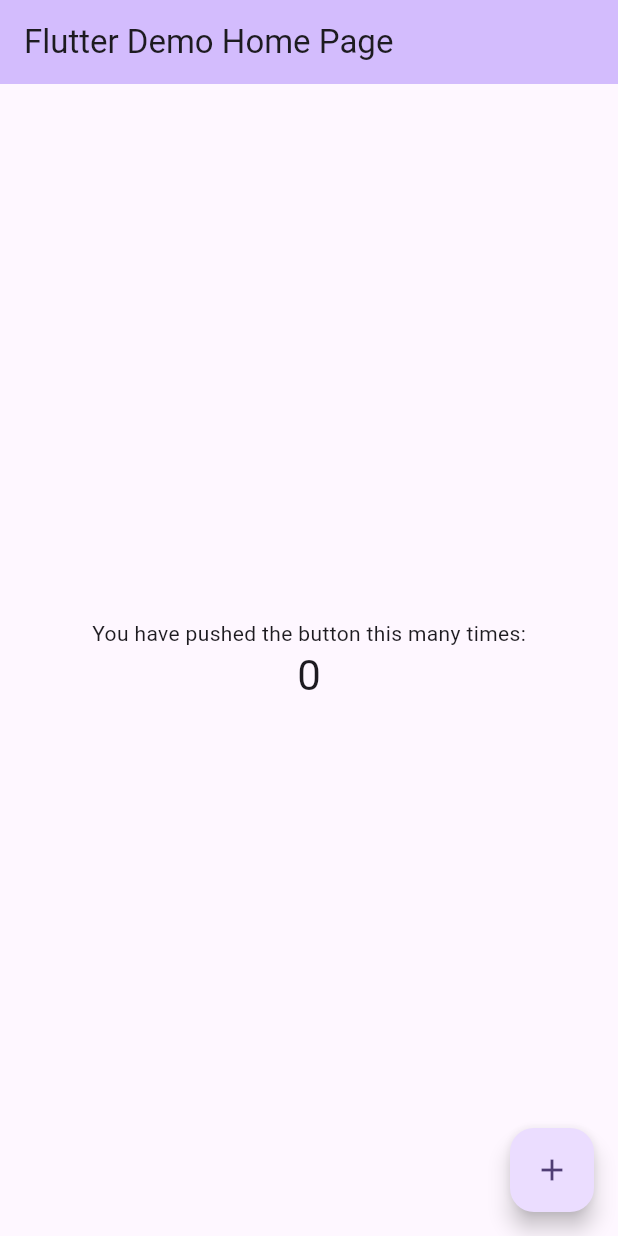
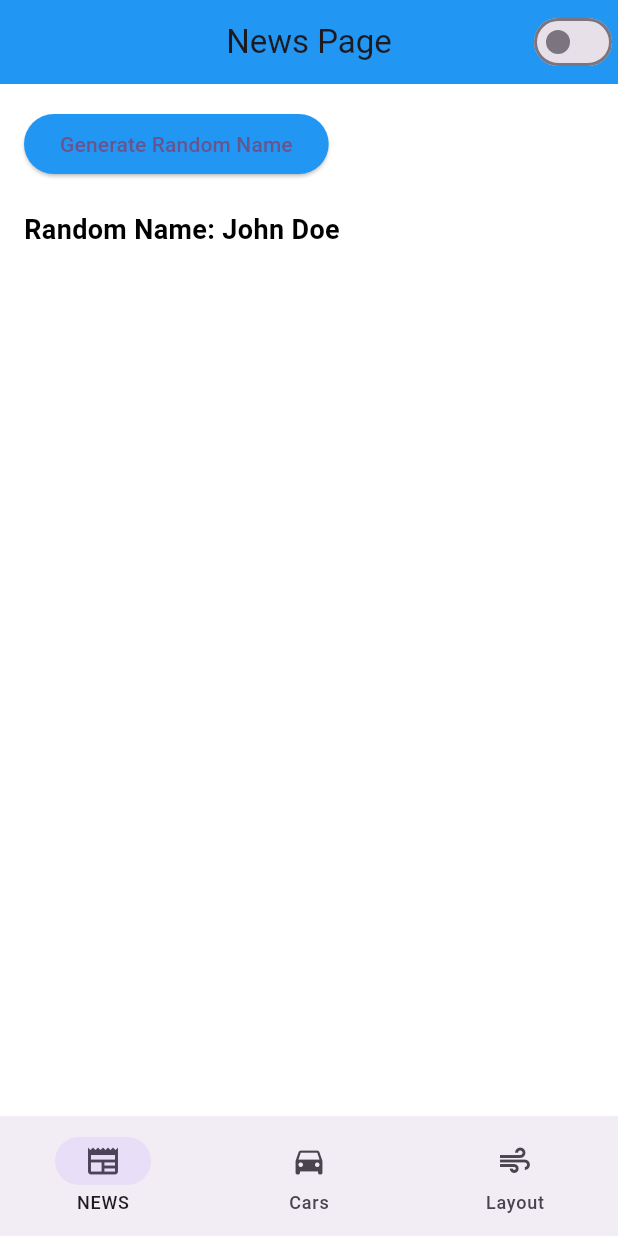
Before and after one commit to lllmo-0/myapp, a Flutter app: the screen it shows after launch, on a phone screen of 412 x 824 dp. Run offline on Flutter 3.47's test engine with Material 3 defaults, Android fonts, the phone set to English and light mode, and no system bars; our stand-ins replace go_router.

Commit message:
апролд

```diff
--- a/lib/main.dart
+++ b/lib/main.dart
@@ -1,4 +1,5 @@
 import 'package:flutter/material.dart';
+import 'package:myapp/router.dart';
 
 void main() {
   runApp(const MyApp());
@@ -7,119 +8,15 @@ void main() {
 class MyApp extends StatelessWidget {
   const MyApp({super.key});
 
-  // This widget is the root of your application.
   @override
   Widget build(BuildContext context) {
-    return MaterialApp(
-      title: 'Flutter Demo',
+    return MaterialApp.router(
+      title: 'Flutter',
+      routerConfig: router,
       theme: ThemeData(
-        // This is the theme of your application.
-        //
-        // TRY THIS: Try running your application with "flutter run". You'll see
-        // the application has a purple toolbar. Then, without quitting the app,
-        // try changing the seedColor in the colorScheme below to Colors.green
-        // and then invoke "hot reload" (save your changes or press the "hot
-        // reload" button in a Flutter-supported IDE, or press "r" if you used
-        // the command line to start the app).
-        //
-        // Notice that the counter didn't reset back to zero; the application
-        // state is not lost during the reload. To reset the state, use hot
-        // restart instead.
-        //
-        // This works for code too, not just values: Most code changes can be
-        // tested with just a hot reload.
         colorScheme: ColorScheme.fromSeed(seedColor: Colors.deepPurple),
         useMaterial3: true,
       ),
-      home: const MyHomePage(title: 'Flutter Demo Home Page'),
     );
   }
 }
-
-class MyHomePage extends StatefulWidget {
-  const MyHomePage({super.key, required this.title});
-
-  // This widget is the home page of your application. It is stateful, meaning
-  // that it has a State object (defined below) that contains fields that affect
-  // how it looks.
-
-  // This class is the configuration for the state. It holds the values (in this
-  // case the title) provided by the parent (in this case the App widget) and
-  // used by the build method of the State. Fields in a Widget subclass are
-  // always marked "final".
-
-  final String title;
-
-  @override
-  State<MyHomePage> createState() => _MyHomePageState();
-}
-
-class _MyHomePageState extends State<MyHomePage> {
-  int _counter = 0;
-
-  void _incrementCounter() {
-    setState(() {
-      // This call to setState tells the Flutter framework that something has
-      // changed in this State, which causes it to rerun the build method below
-      // so that the display can reflect the updated values. If we changed
-      // _counter without calling setState(), then the build method would not be
-      // called again, and so nothing would appear to happen.
-      _counter++;
-    });
-  }
-
-  @override
-  Widget build(BuildContext context) {
-    // This method is rerun every time setState is called, for instance as done
-    // by the _incrementCounter method above.
-    //
-    // The Flutter framework has been optimized to make rerunning build methods
-    // fast, so that you can just rebuild anything that needs updating rather
-    // than having to individually change instances of widgets.
-    return Scaffold(
-      appBar: AppBar(
-        // TRY THIS: Try changing the color here to a specific color (to
-        // Colors.amber, perhaps?) and trigger a hot reload to see the AppBar
-        // change color while the other colors stay the same.
-        backgroundColor: Theme.of(context).colorScheme.inversePrimary,
-        // Here we take the value from the MyHomePage object that was created by
-        // the App.build method, and use it to set our appbar title.
-        title: Text(widget.title),
-      ),
-      body: Center(
-        // Center is a layout widget. It takes a single child and positions it
-        // in the middle of the parent.
-        child: Column(
-          // Column is also a layout widget. It takes a list of children and
-          // arranges them vertically. By default, it sizes itself to fit its
-          // children horizontally, and tries to be as tall as its parent.
-          //
-          // Column has various properties to control how it sizes itself and
-          // how it positions its children. Here we use mainAxisAlignment to
-          // center the children vertically; the main axis here is the vertical
-          // axis because Columns are vertical (the cross axis would be
-          // horizontal).
-          //
-          // TRY THIS: Invoke "debug painting" (choose the "Toggle Debug Paint"
-          // action in the IDE, or press "p" in the console), to see the
-          // wireframe for each widget.
-          mainAxisAlignment: MainAxisAlignment.center,
-          children: <Widget>[
-            const Text(
-              'You have pushed the button this many times:',
-            ),
-            Text(
-              '$_counter',
-              style: Theme.of(context).textTheme.headlineMedium,
-            ),
-          ],
-        ),
-      ),
-      floatingActionButton: FloatingActionButton(
-        onPressed: _incrementCounter,
-        tooltip: 'Increment',
-        child: const Icon(Icons.add),
-      ), // This trailing comma makes auto-formatting nicer for build methods.
-    );
-  }
-}
--- /dev/null
+++ b/lib/pages/homepage.dart
@@ -0,0 +1,50 @@
+import 'package:flutter/material.dart';
+import 'package:go_router/go_router.dart';
+import 'package:myapp/pages/layoutandpositioning.dart';
+import 'package:myapp/pages/CarsCatalogPage.dart';
+import 'package:myapp/pages/newspage.dart';
+
+class HomePage extends StatefulWidget {
+  final Widget child;
+  const HomePage({super.key, required this.child});
+
+  @override
+  State<HomePage> createState() => _HomePageState();
+}
+
+class _HomePageState extends State<HomePage> {
+  int currentIndex = 0;
+  void changeTab(int index) {
+    switch (index) {
+      case 0:
+        context.go('${Newspage.route}');
+        break;
+      case 1:
+        context.go('${CarsCatalogPage.route}');
+        break;
+      case 2:
+        context.go('${LayoutAndPositioning.route}');
+        break;
+    }
+    setState(() {
+      currentIndex = index;
+    });
+  }
+
+  @override
+  Widget build(BuildContext context) {
+    return Scaffold(
+      extendBody: true,
+      body: widget.child,
+      bottomNavigationBar: NavigationBar(
+          selectedIndex: currentIndex,
+          onDestinationSelected: changeTab,
+          destinations: const [
+            NavigationDestination(icon: Icon(Icons.newspaper), label: 'NEWS'),
+            NavigationDestination(
+                icon: Icon(Icons.directions_car), label: 'Cars'),
+            NavigationDestination(icon: Icon(Icons.air), label: 'Layout')
+          ]),
+    );
+  }
+}
--- /dev/null
+++ b/lib/pages/newspage.dart
@@ -0,0 +1,96 @@
+import 'dart:math'; // For random name generation
+import 'package:flutter/material.dart';
+
+class Newspage extends StatefulWidget {
+  static const String route = '/';
+  const Newspage({super.key});
+
+  @override
+  _NewspageState createState() => _NewspageState();
+}
+
+class _NewspageState extends State<Newspage> {
+  bool isDarkMode = false; // Track current theme mode
+  String randomName = "John Doe"; // Default name for randomization
+
+  // List of random names to pick from
+  List<String> names = [
+    "Ainura",
+    "Daniyar",
+    "Kanybek",
+    "Emir",
+    "Berdibek",
+    "Ulanbek",
+    "Eslar",
+    "Argen"
+  ];
+
+  @override
+  Widget build(BuildContext context) {
+    return Scaffold(
+      appBar: AppBar(
+        title: const Text('News Page'),
+        centerTitle: true,
+        backgroundColor: isDarkMode ? Colors.black : Colors.blue,
+        actions: [
+          // Switch to toggle dark/light theme
+          Switch(
+            value: isDarkMode,
+            onChanged: (value) {
+              setState(() {
+                isDarkMode = value;
+              });
+            },
+          ),
+        ],
+      ),
+      body: Container(
+        // Set background color based on theme and make it take full height
+        color: isDarkMode ? Colors.grey[850] : Colors.white,
+        padding: const EdgeInsets.all(16.0),
+        child: Column(
+          crossAxisAlignment: CrossAxisAlignment.start,
+          children: [
+            // Random Name Button
+            ElevatedButton(
+              onPressed: _generateRandomName,
+              child: Text("Generate Random Name"),
+              style: ElevatedButton.styleFrom(
+                backgroundColor: isDarkMode
+                    ? Colors.blueGrey
+                    : Colors.blue, // Button color based on theme
+              ),
+            ),
+            SizedBox(height: 20),
+
+            // Display the randomized name
+            Text(
+              'Random Name: $randomName',
+              style: TextStyle(
+                fontSize: 18,
+                fontWeight: FontWeight.bold,
+                color: isDarkMode
+                    ? Colors.white
+                    : Colors.black, // Text color for dark mode
+              ),
+            ),
+            SizedBox(height: 20),
+
+            // Ensure the content fills up the remaining space
+            Expanded(
+              child: Container(), // Use Expanded to fill up space below
+            ),
+          ],
+        ),
+      ),
+    );
+  }
+
+  // Function to generate a random name from the list
+  void _generateRandomName() {
+    final random = Random();
+    setState(() {
+      randomName = names[random.nextInt(names.length)];
+    });
+  }
+}
--- /dev/null
+++ b/lib/router.dart
@@ -0,0 +1,56 @@
+import 'package:flutter/material.dart';
+import 'package:go_router/go_router.dart';
+import 'package:myapp/pages/layoutandpositioning.dart';
+import 'package:myapp/pages/newspage.dart';
+import 'package:myapp/pages/CarsCatalogPage.dart'; // Убедись, что этот импорт правильный
+
+import 'pages/homepage.dart';
+
+final _parentKey = GlobalKey<NavigatorState>();
+final _shellKey = GlobalKey<NavigatorState>();
+
+Page<void> noTransitionPageBuilder(
+    BuildContext context, GoRouterState state, Widget child) {
+  return CustomTransitionPage<void>(
+    key: state.pageKey,
+    child: child,
+    transitionsBuilder: (context, animation, secondaryAnimation, child) {
+      return child; // No animation
+    },
+  );
+}
+
+final router = GoRouter(navigatorKey: _parentKey, routes: [
+  ShellRoute(
+    navigatorKey: _shellKey,
+    builder: (context, state, child) => HomePage(child: child),
+    routes: [
+      GoRoute(
+        path: "/",
+        name: 'news',
+        parentNavigatorKey: _shellKey,
+        pageBuilder: (context, state) => noTransitionPageBuilder(
+          context,
+          state,
+          const Newspage(),
+        ),
+      ),
+      GoRoute(
+        path: CarsCatalogPage
+            .route, // Здесь используй CarsCatalogPage.route вместо CarsCatalogPage().route
+        parentNavigatorKey: _shellKey,
+        name: 'settings',
+        pageBuilder: (context, state) =>
+            noTransitionPageBuilder(context, state, const CarsCatalogPage()),
+      ),
+      GoRoute(
+        path: LayoutAndPositioning
+            .route, // Убедись, что здесь также правильно указан маршрут
+        parentNavigatorKey: _shellKey,
+        name: 'layout',
+        pageBuilder: (context, state) => noTransitionPageBuilder(
+            context, state, const LayoutAndPositioning()),
+      ),
+    ],
+  ),
+]);
--- a/pubspec.yaml
+++ b/pubspec.yaml
@@ -35,6 +35,7 @@ dependencies:
   # The following adds the Cupertino Icons font to your application.
   # Use with the CupertinoIcons class for iOS style icons.
   cupertino_icons: ^1.0.8
+  go_router: ^14.6.2
 
 dev_dependencies:
   flutter_test:
```
Also changed, not shown: lib/models/car.dart (added, +19 -0 lines), lib/pages/carscatalogpage.dart (added, +75 -0 lines), lib/pages/layoutandpositioning.dart (added, +102 -0 lines), pubspec.lock.
